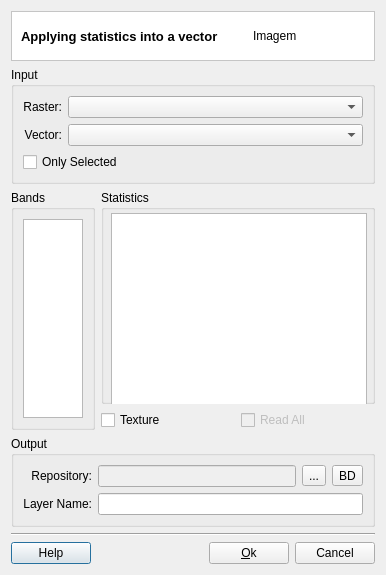
Before: the Qt Designer form src/terralib/attributefill/qt/ui/RasterToVectorDialogForm.ui in claudiobogossian/terralib5, drawn with Qt 5.
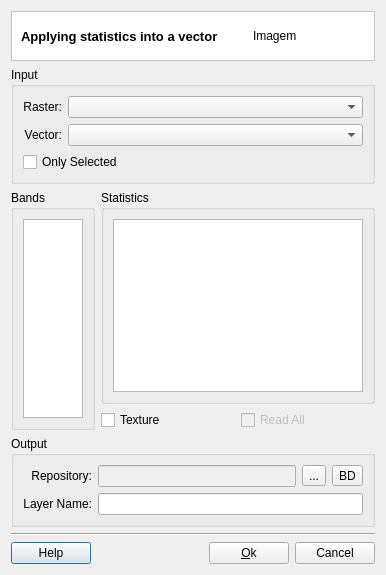
After: the same form once the commit is applied. Custom widgets are drawn as their Qt base class.

Commit message: Enhancement - Raster2Vector.

Diff of the .ui file:
```diff
--- a/src/terralib/attributefill/qt/ui/RasterToVectorDialogForm.ui
+++ b/src/terralib/attributefill/qt/ui/RasterToVectorDialogForm.ui
@@ -191,15 +191,9 @@
            <property name="title">
             <string>Statistics</string>
            </property>
+           <layout class="QGridLayout" name="gridLayout_19">
+            <item row="0" column="0">
            <widget class="QListWidget" name="m_statisticsListWidget">
-            <property name="geometry">
-             <rect>
-              <x>10</x>
-              <y>23</y>
-              <width>256</width>
-              <height>192</height>
-             </rect>
-            </property>
             <property name="maximumSize">
              <size>
               <width>16777215</width>
@@ -210,6 +204,8 @@
              <enum>QAbstractItemView::MultiSelection</enum>
             </property>
            </widget>
+            </item>
+           </layout>
           </widget>
          </item>
          <item row="1" column="0">
```
Lines whose indentation alone changed are shown as unchanged. The commit also changes 1 other file.
